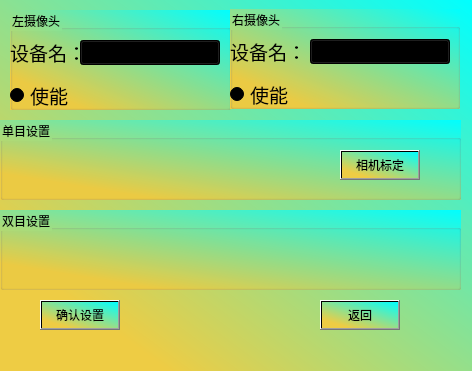
This is camerasetting_dialog.ui in SWX-TJ/RobotVisionClient as Qt 5 draws it before an edit. The edited form follows.
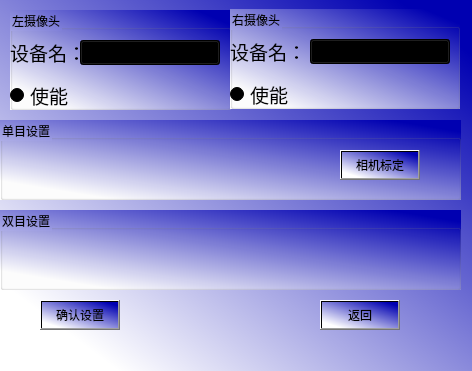
This is the edited form.

```diff
--- a/camerasetting_dialog.ui
+++ b/camerasetting_dialog.ui
@@ -14,7 +14,7 @@
    <string>Dialog</string>
   </property>
   <property name="styleSheet">
-   <string notr="true">background-color: qlineargradient(spread:pad, x1:0.199, y1:0.852273, x2:1, y2:0, stop:0 rgba(238, 204, 68, 255), stop:1 rgba(0, 255, 255, 255));
+   <string notr="true">background-color: qlineargradient(spread:pad, x1:0.136, y1:0.892, x2:0.920455, y2:0.074, stop:0 rgba(255, 255, 255, 255), stop:1 rgba(0, 0, 177, 255));
 font: 14pt &quot;华文新魏&quot;;</string>
   </property>
   <widget class="QGroupBox" name="Left_CameraGroup">
```
